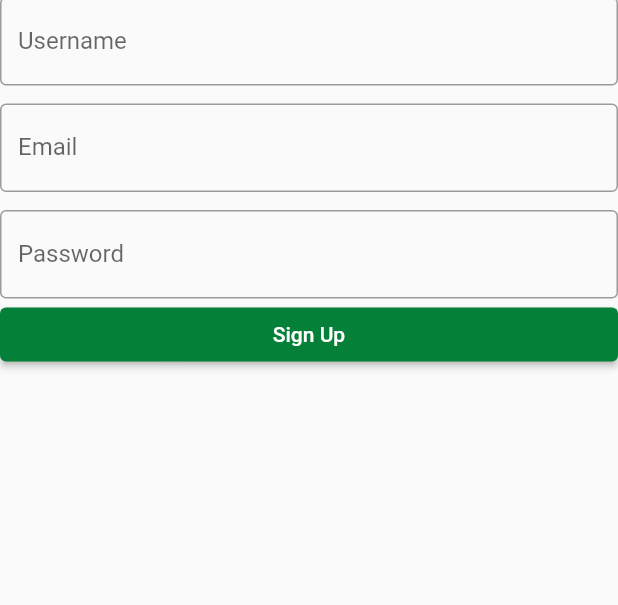
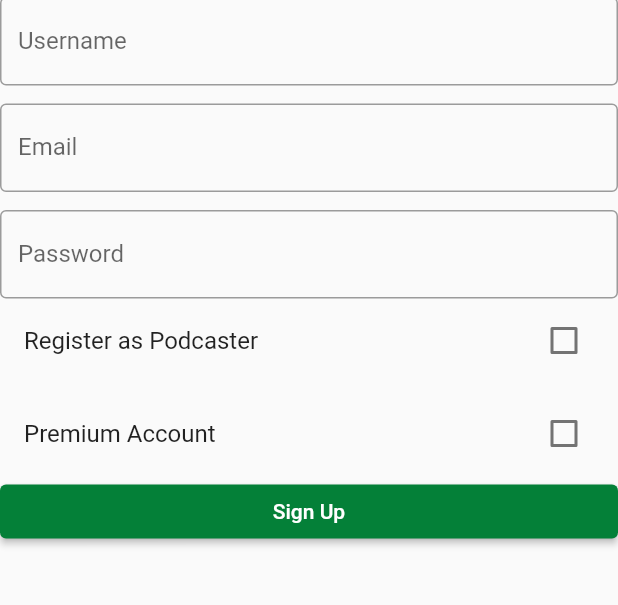
Before and after one commit to John-Austin/OptimisticSoundz-, a Flutter app: the SignUp screen opened directly, after a tap on "Sign Up", on a phone screen of 412 x 824 dp, the part 420-1025 px from its top. Run offline on Flutter 3.47's test engine with Material 2 defaults, Android fonts, the phone set to English and light mode, and no system bars; our stand-ins replace assets_audio_player, audioplayers, cloud_firestore, firebase_auth, firebase_core, stop_watch_timer; missing offline and left inert: dart_rss, webfeed, xml2json; accounts and stored records are empty; network calls fail.

Commit message:
added podcaster/prem

```diff
--- a/optimistic_soundz/lib/fire_auth.dart
+++ b/optimistic_soundz/lib/fire_auth.dart
@@ -4,11 +4,12 @@ import 'package:flutter/material.dart';
 import 'package:cloud_firestore/cloud_firestore.dart';
 
 class FireAuth {
-  static Future<User?> registerUsingEmailPassword({
-    required String name,
-    required String email,
-    required String password,
-  }) async {
+  static Future<User?> registerUsingEmailPassword(
+      {required String name,
+      required String email,
+      required String password,
+      required String podcaster,
+      required String premium}) async {
     FirebaseAuth auth = FirebaseAuth.instance;
     User? user;
     try {
@@ -23,8 +24,8 @@ class FireAuth {
       FirebaseFirestore.instance.collection("users").doc(user!.uid).set({
         "username": name,
         "uid": user.uid,
-        "podcasterbool": false,
-        "premiumbool": false,
+        "podcasterbool": podcaster,
+        "premiumbool": premium,
         "points": 0
       }).then((_) => print("success"));
       // await FirebaseFirestore.instance.collection('users').add(); //how to add user to users in firestore?
--- a/optimistic_soundz/lib/usersignup.dart
+++ b/optimistic_soundz/lib/usersignup.dart
@@ -30,6 +30,7 @@ class SignUp extends StatefulWidget {
 }
 
 class _LoginDemoState extends State<SignUp> {
+  //bool checkedValue = false;
   final _registerFormKey = GlobalKey<FormState>();
 
   final _usernameTextController = TextEditingController();
@@ -42,6 +43,7 @@ class _LoginDemoState extends State<SignUp> {
 
   bool _isProcessing = false;
   bool checkedValue = false;
+  bool premValue = false;
   @override
   Widget build(BuildContext context) {
     return Scaffold(
@@ -108,6 +110,29 @@ class _LoginDemoState extends State<SignUp> {
                     validator: (value) =>
                         Validator.validatePassword(password: value!),
                   ),
+                  CheckboxListTile(
+                      value: checkedValue,
+                      title: Text("Register as Podcaster"),
+                      activeColor: Colors.white,
+                      checkColor: accent,
+                      onChanged: (newValue) {
+                        setState(() {
+                          checkedValue = newValue!;
+                        });
+                      }),
+                  Padding(
+                    padding: EdgeInsets.all(3),
+                  ),
+                  CheckboxListTile(
+                      value: premValue,
+                      title: Text("Premium Account"),
+                      activeColor: Colors.white,
+                      checkColor: accent,
+                      onChanged: (newPremValue) {
+                        setState(() {
+                          premValue = newPremValue!;
+                        });
+                      }),
                   Row(children: [
                     Expanded(
                       child: ElevatedButton(
@@ -119,10 +144,11 @@ class _LoginDemoState extends State<SignUp> {
                           if (_registerFormKey.currentState!.validate()) {
                             User? user =
                                 await FireAuth.registerUsingEmailPassword(
-                              name: _usernameTextController.text,
-                              email: _emailTextController.text,
-                              password: _passwordTextController.text,
-                            );
+                                    name: _usernameTextController.text,
+                                    email: _emailTextController.text,
+                                    password: _passwordTextController.text,
+                                    premium: premValue.toString(),
+                                    podcaster: checkedValue.toString());
 
                             if (user != null) {
                               Navigator.of(context).pushAndRemoveUntil(
```
